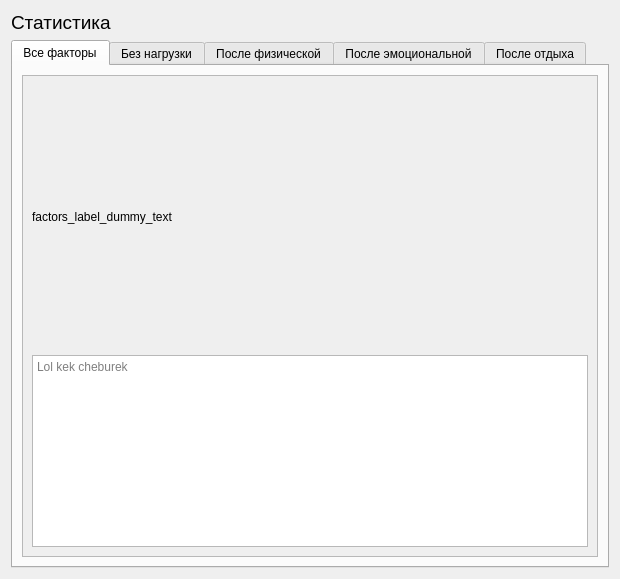
Above: src/main/python/ui/frame_sample.ui from podkidyshev/health-weather_correlation before the change. Below: the same form after it.
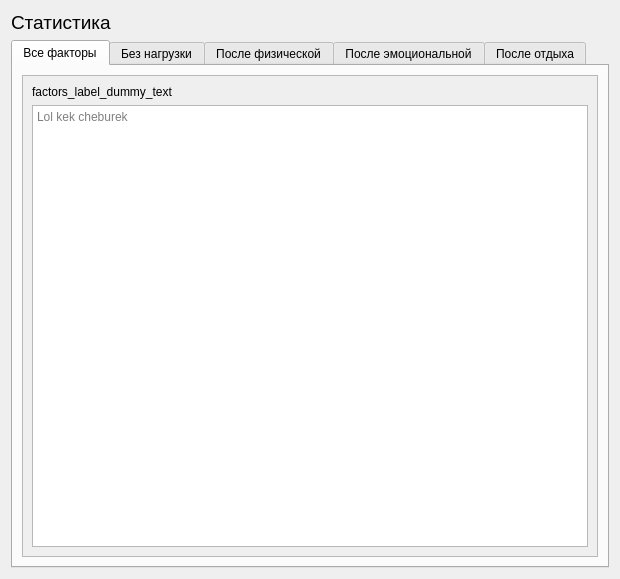
That is the form after the change.

Diff of the .ui file:
```diff
--- a/src/main/python/ui/frame_sample.ui
+++ b/src/main/python/ui/frame_sample.ui
@@ -78,8 +78,8 @@
            <item>
             <widget class="QLabel" name="factors_label">
              <property name="sizePolicy">
-              <sizepolicy hsizetype="Expanding" vsizetype="Expanding">
-               <horstretch>1</horstretch>
+              <sizepolicy hsizetype="Expanding" vsizetype="Maximum">
+               <horstretch>0</horstretch>
                <verstretch>0</verstretch>
               </sizepolicy>
              </property>
```
